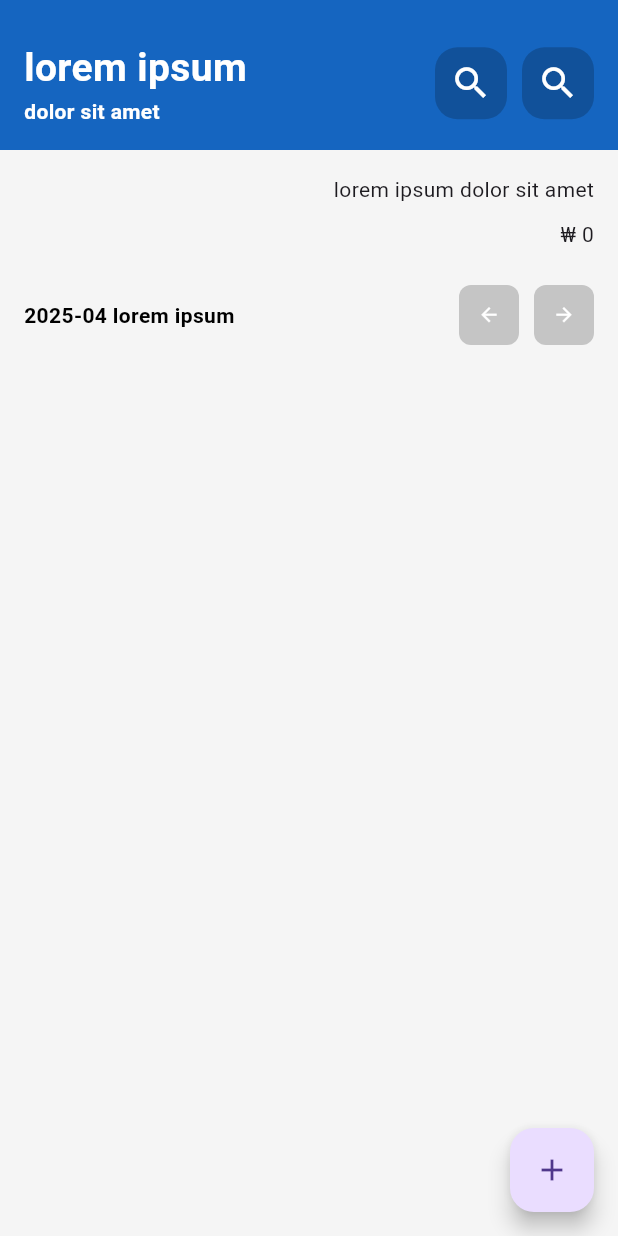
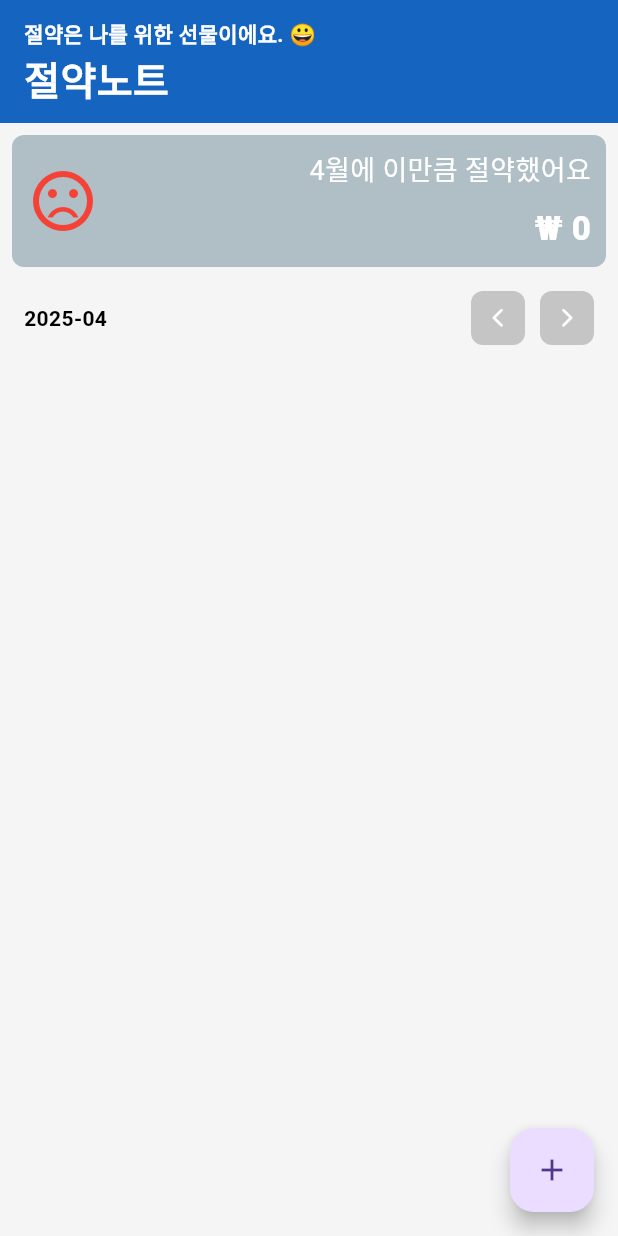
Before and after one commit to hankiw/savek, a Flutter app: the screen it shows after launch, on a phone screen of 412 x 824 dp. Run offline on Flutter 3.47's test engine with Material 3 defaults, Android fonts, the phone set to English and light mode, and no system bars; our stand-ins replace sqflite; accounts and stored records are empty.

Commit message:
ui 수정과 기능 추가

```diff
--- a/lib/component/main_header.dart
+++ b/lib/component/main_header.dart
@@ -1,3 +1,4 @@
+import 'dart:math';
 import 'package:flutter/material.dart';
 
 class MainHeader extends StatelessWidget {
@@ -5,9 +6,17 @@ class MainHeader extends StatelessWidget {
 
   @override
   Widget build(BuildContext context) {
+    List<String> _sentence = [
+      '절약은 나를 위한 선물이에요. 😀',
+      '돈을 아끼는 습관이 나를 부자로 만든다. 🤓',
+      '하루 천 원의 기적, 시작해볼까요? 😎',
+      '티끌모아 태산이다 😊',
+    ];
+
+    final randomIndex = Random().nextInt(_sentence.length);
+
     return Container(
-      height: 100.0,
-      padding: EdgeInsets.symmetric(horizontal: 16.0, vertical: 16.0),
+      padding: EdgeInsets.symmetric(horizontal: 16.0, vertical: 12.0),
       alignment: Alignment.bottomCenter,
       decoration: BoxDecoration(color: Colors.blue.shade800),
       child: Row(
@@ -17,35 +26,35 @@ class MainHeader extends StatelessWidget {
             mainAxisSize: MainAxisSize.min,
             crossAxisAlignment: CrossAxisAlignment.start,
             children: [
-              Text('lorem ipsum', style: TextStyle(fontSize: 26.0, fontWeight: FontWeight.bold, color: Colors.white)),
-              Text('dolor sit amet', style: TextStyle(fontSize: 14.0, fontWeight: FontWeight.bold, color: Colors.white)),
+              Text(_sentence[randomIndex], style: TextStyle(fontSize: 14.0, fontWeight: FontWeight.bold, color: Colors.white)),
+              Text('절약노트', style: TextStyle(fontSize: 26.0, fontWeight: FontWeight.bold, color: Colors.white)),
             ],
           ),
-          Row(
-            children: [
-              Container(
-                decoration: BoxDecoration(
-                  borderRadius: BorderRadius.circular(15),
-                  color: Colors.black.withAlpha(50),
-                ),
-                child: IconButton(
-                  icon: const Icon(Icons.search, size: 28.0, color: Colors.white),
-                  onPressed: () {},
-                ),
-              ),
-              SizedBox(width: 10.0),
-              Container(
-                decoration: BoxDecoration(
-                  borderRadius: BorderRadius.circular(15),
-                  color: Colors.black.withAlpha(50),
-                ),
-                child: IconButton(
-                  icon: const Icon(Icons.search, size: 28.0, color: Colors.white),
-                  onPressed: () {},
-                ),
-              ),
-            ],
-          )
+          // Row(
+          //   children: [
+          //     Container(
+          //       decoration: BoxDecoration(
+          //         borderRadius: BorderRadius.circular(15),
+          //         color: Colors.black.withAlpha(50),
+          //       ),
+          //       child: IconButton(
+          //         icon: const Icon(Icons.search, size: 28.0, color: Colors.white),
+          //         onPressed: () {},
+          //       ),
+          //     ),
+          //     SizedBox(width: 10.0),
+          //     Container(
+          //       decoration: BoxDecoration(
+          //         borderRadius: BorderRadius.circular(15),
+          //         color: Colors.black.withAlpha(50),
+          //       ),
+          //       child: IconButton(
+          //         icon: const Icon(Icons.search, size: 28.0, color: Colors.white),
+          //         onPressed: () {},
+          //       ),
+          //     ),
+          //   ],
+          // )
         ],
       ),
     );
--- a/lib/screen/main_screen.dart
+++ b/lib/screen/main_screen.dart
@@ -20,7 +20,15 @@ class _MainScreenState extends State<MainScreen> {
 
   // summary
   int _sumAmount = 0;
+  String _sumSentiment = 'sentiment_neutral';
 
+  final Map<String, Widget> _sentimentIcon = {
+    'sentiment_very_dissatisfied': Icon(Icons.sentiment_very_dissatisfied, size: 48, color: Colors.red),
+    'sentiment_dissatisfied': Icon(Icons.sentiment_dissatisfied, size: 48, color: Colors.red),
+    'sentiment_neutral': Icon(Icons.sentiment_neutral, size: 48, color: Colors.yellow),
+    'sentiment_satisfied': Icon(Icons.sentiment_satisfied, size: 48, color: Colors.green),
+    'sentiment_very_satisfied': Icon(Icons.sentiment_very_satisfied, size: 48, color: Colors.green),
+  };
 
   @override
   void initState() {
@@ -48,6 +56,7 @@ class _MainScreenState extends State<MainScreen> {
 
 		final memoList = await DBHelper.loadMemo(searchYM);
     int sumAmount = 0;
+    String sumSentiment = 'sentiment_very_dissatisfied';
 
     List.generate(
       memoList.length,
@@ -56,7 +65,20 @@ class _MainScreenState extends State<MainScreen> {
       }
     );
 
+    if (sumAmount >= 600000) {
+      sumSentiment = 'sentiment_very_satisfied';
+    } else if (sumAmount >= 400000) {
+      sumSentiment = 'sentiment_satisfied';
+    } else if (sumAmount >= 200000) {
+      sumSentiment = 'sentiment_neutral';
+    } else if (sumAmount > 0) {
+      sumSentiment = 'sentiment_dissatisfied';
+    } else {
+      sumSentiment = 'sentiment_very_dissatisfied';
+    }
+
 		setState(() {
+      _sumSentiment = sumSentiment;
       _sumAmount = sumAmount;
 			_memoList = memoList;
 		});
@@ -180,6 +202,29 @@ class _MainScreenState extends State<MainScreen> {
     );
   }
 
+  void _showDeleteConfirm(BuildContext context, VoidCallback onConfirm) {
+    showDialog(
+      context: context,
+      builder: (context) => AlertDialog(
+        title: Text('내역 삭제'),
+        content: Text('내역을 삭제합니다.'),
+        actions: [
+          TextButton(
+            child: Text('CANCEL'),
+            onPressed: () => Navigator.of(context).pop()
+          ),
+          TextButton(
+            child: Text('OK'),
+            onPressed: () {
+              Navigator.of(context).pop();
+              onConfirm();
+            }
+          )
+        ],
+      )
+    );
+  }
+
   @override
   Widget build(BuildContext context) {
     return Scaffold(
@@ -188,16 +233,48 @@ class _MainScreenState extends State<MainScreen> {
         child: Column(
           children: [
             MainHeader(),
-            Container(
-              padding: EdgeInsets.symmetric(horizontal: 16.0, vertical: 16.0),
+            Padding(
+              padding: const EdgeInsets.symmetric(horizontal: 8.0, vertical: 8.0),
+              child: Container(
+                padding: const EdgeInsets.symmetric(horizontal: 10.0, vertical: 10.0),
+                decoration: BoxDecoration(
+                  color: Colors.blueGrey[200],
+                  borderRadius: BorderRadius.circular(8.0),
+                ),
                 alignment: Alignment.topRight,
+                child: Row(
+                  children: [
+                    Column(
+                      children: [
+                        _sentimentIcon[_sumSentiment] ?? SizedBox(),
+                      ],
+                    ),
+                    Expanded(
                       child: Column(
                         crossAxisAlignment: CrossAxisAlignment.end,
                         children: [
-                  Text('lorem ipsum dolor sit amet'),
+                          Text(
+                            '${int.parse(_saveYM.substring(5, 7))}월에 이만큼 절약했어요',
+                            style: TextStyle(
+                              color: Colors.white,
+                              fontSize: 18.0,
+                              fontWeight: FontWeight.normal,
+                            )
+                          ),
                           SizedBox(height: 10.0),
-                  Text('\u20A9 ${NumberFormat('#,###').format(_sumAmount)}'),
+                          Text(
+                            '\u20A9 ${NumberFormat('#,###').format(_sumAmount)}',
+                            style: TextStyle(
+                              color: Colors.white,
+                              fontSize: 22.0,
+                              fontWeight: FontWeight.w900,
+                            )
+                          ),
                         ],
+                      ),
+                    ),
+                  ],
+                ),
               ),
             ),
             Container(
@@ -206,17 +283,17 @@ class _MainScreenState extends State<MainScreen> {
               child: Row(
                 children: [
                   Expanded(
-                    child: Text('${_saveYM} lorem ipsum', style: TextStyle(fontWeight: FontWeight.bold, fontSize: 14.0, color: Colors.black)),
+                    child: Text('${_saveYM}', style: TextStyle(fontWeight: FontWeight.bold, fontSize: 14.0, color: Colors.black)),
                   ),
                   Container(
-                    height: 40.0,
-                    width: 40.0,
+                    width: 36.0,
+                    height: 36.0,
                     decoration: BoxDecoration(
                       borderRadius: BorderRadius.circular(8),
                       color: Colors.black.withAlpha(50),
                     ),
                     child: IconButton(
-                      icon: const Icon(Icons.arrow_back, size: 15.0, color: Colors.white),
+                      icon: const Icon(Icons.arrow_back_ios_rounded, size: 15.0, color: Colors.white),
                       onPressed: () async {
                         final targetDateTime = DateTime(_saveDateTime.year, (_saveDateTime.month - 1), _saveDateTime.day);
                         final saveYM = DateFormat('yyyy-MM').format(targetDateTime);
@@ -230,14 +307,14 @@ class _MainScreenState extends State<MainScreen> {
                   ),
                   SizedBox(width: 10.0),
                   Container(
-                    height: 40.0,
-                    width: 40.0,
+                    width: 36.0,
+                    height: 36.0,
                     decoration: BoxDecoration(
                       borderRadius: BorderRadius.circular(8),
                       color: Colors.black.withAlpha(50),
                     ),
                     child: IconButton(
-                      icon: const Icon(Icons.arrow_forward, size: 15.0, color: Colors.white),
+                      icon: const Icon(Icons.arrow_forward_ios_rounded, size: 15.0, color: Colors.white),
                       onPressed: () async {
                         final targetDateTime = DateTime(_saveDateTime.year, (_saveDateTime.month + 1), _saveDateTime.day);
                         final saveYM = DateFormat('yyyy-MM').format(targetDateTime);
@@ -256,16 +333,67 @@ class _MainScreenState extends State<MainScreen> {
               child: ListView.builder(
                 itemCount: _memoList.length,
                 itemBuilder: (context, i) {
-                  return ListTile(
-                    title: Text('\u20A9 ${NumberFormat('#,###').format(_memoList[i].amount)} , ${_memoList[i].content}'),
-										subtitle: Text(_memoList[i].date),
-                    trailing: IconButton(
-                      icon: Icon(Icons.delete),
-                      onPressed: () {
-                        debugPrint('check222');
-                      }
+                  return Padding(
+                    padding: const EdgeInsets.symmetric(horizontal: 8.0, vertical: 5.0),
+                    child: Container(
+                      padding: const EdgeInsets.all(8.0),
+                      decoration: BoxDecoration(
+                        color: Colors.white,
+                        borderRadius: BorderRadius.circular(12.0),
+                      ),
+                      child: Row(
+                        children: [
+                          Column(
+                            crossAxisAlignment: CrossAxisAlignment.start,
+                            children: [
+                              Text(
+                                '${_memoList[i].content}',
+                                style: TextStyle(
+                                  color: Colors.black87,
+                                  fontSize: 20.0,
+                                )
+                              ),
+                              SizedBox(height: 5.0),
+                              Text(
+                                '${_memoList[i].date}',
+                                style: TextStyle(
+                                  color: Colors.black54
+                                )
+                              )
+                            ],
+                          ),
+                          Expanded(
+                            child: Container(
+                              padding: const EdgeInsets.only(right: 10.0),
+                              alignment: Alignment.centerRight,
+                              child: Text(
+                                '\u20A9 ${NumberFormat('#,###').format(_memoList[i].amount)}',
+                                style: TextStyle(
+                                  fontSize: 20.0,
+                                  fontWeight: FontWeight.w600,
+                                  color: Colors.black,
+                                  letterSpacing: 0,
+                                ),
+                              ),
+                            )
+                          )
+                        ],
+                      ),
                     ),
                   );
+                  // return ListTile(
+                  //   title: Text('\u20A9 ${NumberFormat('#,###').format(_memoList[i].amount)} , ${_memoList[i].content}'),
+									// 	subtitle: Text(_memoList[i].date),
+                  //   trailing: IconButton(
+                  //     icon: Icon(Icons.delete),
+                  //     onPressed: () {
+                  //       _showDeleteConfirm(context, () async {
+                  //         await DBHelper.deleteMemo(_memoList[i].id ?? -1);
+                  //         _loadMemo();
+                  //       });
+                  //     }
+                  //   ),
+                  // );
                 }
               ),
             )
```
Also changed, not shown: lib/db/db_helper.dart (+7 -0 lines). Lines whose indentation alone changed are shown as unchanged.
